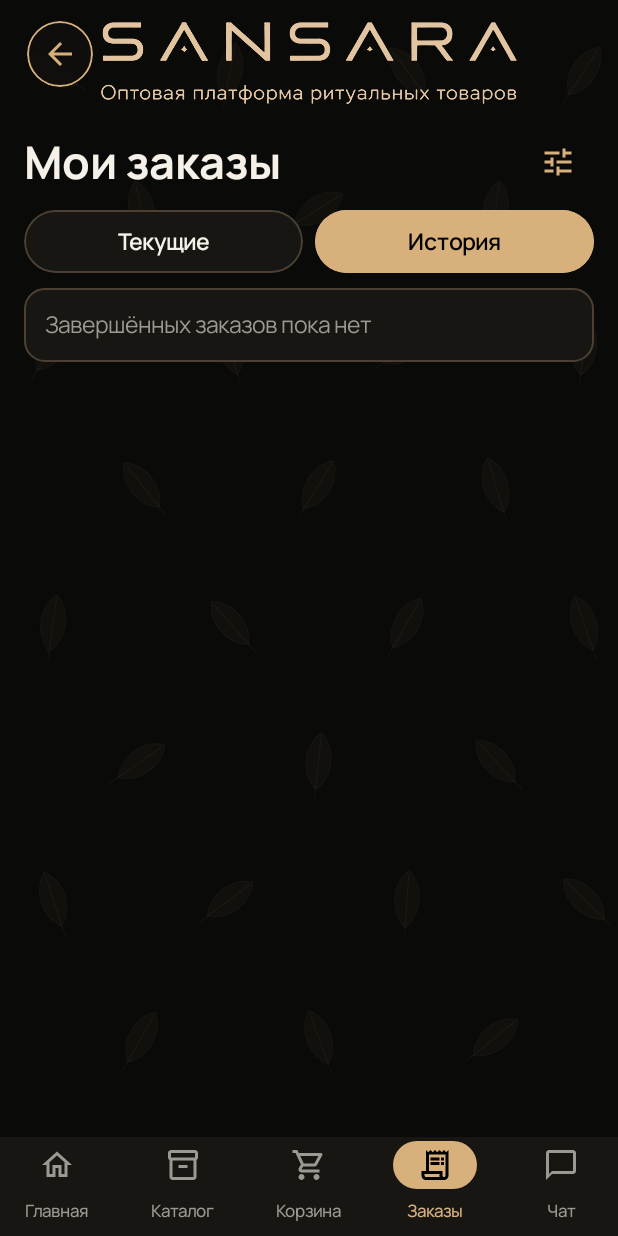
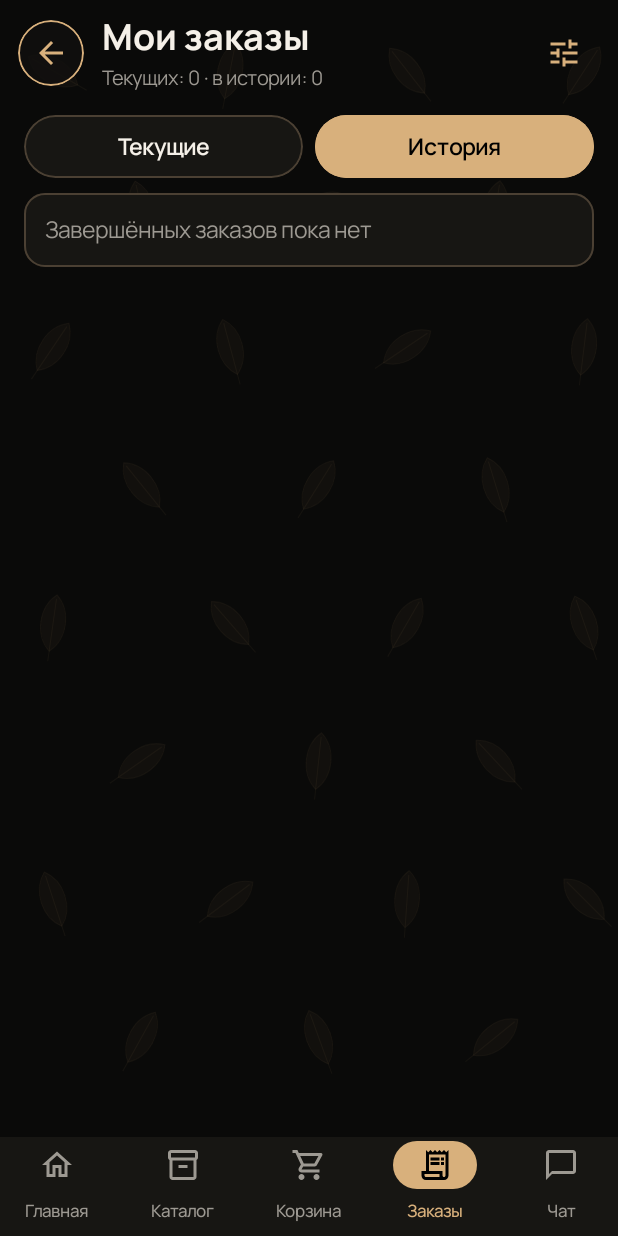
Before and after one commit to filinoffigor-art/sansara-app, an Android app built with Jetpack Compose: the composable ProtoOrderListScreen called with empty values, after a tap on "История", on a phone screen of 412 x 824 dp. Run offline under Robolectric (Android 15) with nearby library versions, the phone set to English and light mode, and no system bars; pictures from the network do not load; 1 statement that could not run was skipped.

Commit message:
Этап 3: исправления сборки, тёмные системные панели, компактная шапка заказов
Co-Authored-By: Claude Opus 5.5 <noreply@anthropic.com>
Claude-Session: https://claude.ai/code/session_01UKkTXHcCVBy8oqrwdRx6EN

```diff
--- a/app/src/main/java/ru/sansara/app/MainActivity.kt
+++ b/app/src/main/java/ru/sansara/app/MainActivity.kt
@@ -6,6 +6,7 @@ import android.os.Build
 import android.os.Bundle
 import androidx.activity.ComponentActivity
 import androidx.activity.compose.setContent
+import androidx.activity.SystemBarStyle
 import androidx.activity.enableEdgeToEdge
 import androidx.activity.result.contract.ActivityResultContracts
 import androidx.core.content.ContextCompat
@@ -21,7 +22,10 @@ class MainActivity : ComponentActivity() {
         SansaraAdminOpsReminderScheduler.scheduleAll(this)
         // Системные панели больше не скрываются: часы, заряд и жест «назад» остаются на месте,
         // а содержимое отступает от них через safeDrawingPadding() в корне интерфейса.
-        enableEdgeToEdge()
+        enableEdgeToEdge(
+            statusBarStyle = SystemBarStyle.dark(android.graphics.Color.TRANSPARENT),
+            navigationBarStyle = SystemBarStyle.dark(android.graphics.Color.parseColor("#0B0A09"))
+        )
         setContent { SansaraVisualPrototype() }
     }
 
--- a/app/src/main/java/ru/sansara/app/SansaraAdminScreens.kt
+++ b/app/src/main/java/ru/sansara/app/SansaraAdminScreens.kt
@@ -350,7 +350,7 @@ internal fun ProtoAdminClientScreen(
         }
         item { ProtoSectionTitle("Пользователи и коды входа", "Вход: телефон пользователя + код") }
         if (users.isEmpty()) item { ProtoSectionCard { Text("Пользователей пока нет", color = ProtoMuted) } }
-        items(users, key = { it.first.id }) { (u, code) ->
+        items(users, key = { it.first.userId }) { (u, code) ->
             ProtoSectionCard {
                 Row(verticalAlignment = Alignment.CenterVertically) {
                     Column(Modifier.weight(1f)) {
--- a/app/src/main/java/ru/sansara/app/SansaraVisualPrototype.kt
+++ b/app/src/main/java/ru/sansara/app/SansaraVisualPrototype.kt
@@ -428,6 +428,12 @@ fun SansaraVisualPrototype() {
         persistNotifications()
     }
     fun go(target: ProtoScreen) { if (target != screen) { history.add(screen); screen = target } }
+    fun openTab(home: ProtoScreen, target: ProtoScreen) {
+        history.clear()
+        if (target != home) history.add(home)
+        screen = target
+    }
+
     fun back() {
         val active = session
         when {
@@ -537,7 +543,7 @@ fun SansaraVisualPrototype() {
         selectedClientId = clientId
         adminClientHistory.clear(); adminCompanyUsers.clear()
         loadClientDetails(clientId)
-        refreshShipments()
+        scope.launch { shipments.clear(); shipments.addAll(repository.shipments()) }
         go(ProtoScreen.AdminClient)
     }
     fun updateClient(clientId: String, historyText: String, transform: (ProtoClient) -> ProtoClient) {
@@ -2165,12 +2171,6 @@ fun SansaraVisualPrototype() {
         }
     }
 
-    fun openTab(home: ProtoScreen, target: ProtoScreen) {
-        history.clear()
-        if (target != home) history.add(home)
-        screen = target
-    }
-
     /** Нижняя навигация для экранов первого уровня сотрудников: тот же набор вкладок, что на главном экране роли. */
     @Composable fun roleBottomBar() {
         val role = session?.role
@@ -2464,18 +2464,12 @@ internal fun ProtoOrderListScreen(
             }
         ) { pad ->
             Column(Modifier.fillMaxSize().padding(pad)) {
-                ProtoBrandHeader(onBack = onBack)
-                Row(
-                    Modifier.fillMaxWidth().padding(horizontal=16.dp),
-                    verticalAlignment=Alignment.CenterVertically
-                ){
-                    Text("Мои заказы", color = ProtoText, fontSize = 30.sp, fontWeight = FontWeight.Bold,modifier=Modifier.weight(1f))
-                    if(tab=="История"){
-                        IconButton(onClick={historyFilterOpen=true}){
-                            Icon(Icons.Outlined.Tune,contentDescription="Фильтр истории",tint=ProtoGold)
-                        }
-                    }
-                }
+                ProtoTopBar(
+                    title = if (retailMode) "Заказы клиента" else "Мои заказы",
+                    subtitle = "Текущих: " + currentOrders.size + " · в истории: " + allHistory.size,
+                    onBack = onBack,
+                    action = if (tab == "История") { { IconButton(onClick = { historyFilterOpen = true }) { Icon(Icons.Outlined.Tune, contentDescription = "Фильтр истории", tint = ProtoGold) } } } else null
+                )
                 LazyColumn(
                     modifier = Modifier.weight(1f),
                     contentPadding = PaddingValues(horizontal = 16.dp, vertical = 8.dp),
```
